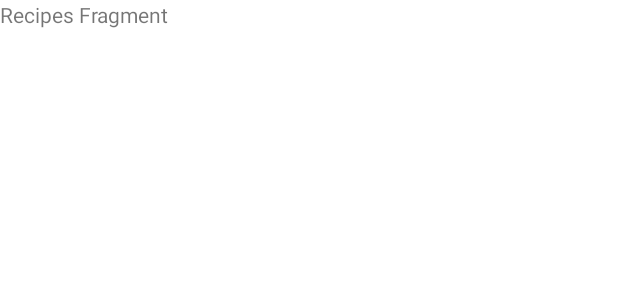
After one commit to CCalvin457/recipe-app, an Android app: the layout fragment_recipes.xml on its own in the app's theme, with its tools: preview values and no code run, on a phone screen of 412 x 824 dp. The commit adds this screen. Shown: the top 300 px of the screen. Run offline under Robolectric (Android 15) with nearby library versions, the phone set to English and light mode, and no system bars.

Commit message:
Adding navigation to another fragment for when the user selects a category.

```diff
--- a/app/src/main/res/layout/fragment_food_category.xml
+++ b/app/src/main/res/layout/fragment_food_category.xml
@@ -12,7 +12,7 @@
     <androidx.constraintlayout.widget.ConstraintLayout
         android:layout_width="match_parent"
         android:layout_height="match_parent"
-        tools:context=".categoryList.FoodCategoryFragment">
+        tools:context="com.example.recipeapp.categoryList.FoodCategoryFragment">
 
         <androidx.recyclerview.widget.RecyclerView
             android:id="@+id/category_grid"
--- /dev/null
+++ b/app/src/main/res/layout/fragment_recipes.xml
@@ -0,0 +1,20 @@
+<?xml version="1.0" encoding="utf-8"?>
+<layout
+    xmlns:android="http://schemas.android.com/apk/res/android"
+    xmlns:tools="http://schemas.android.com/tools">
+
+    <data></data>
+
+    <FrameLayout
+        android:layout_width="match_parent"
+        android:layout_height="match_parent"
+        tools:context=".recipes.RecipesFragment">
+
+        <!-- TODO: Update blank fragment layout -->
+        <TextView
+            android:layout_width="match_parent"
+            android:layout_height="match_parent"
+            android:text="Recipes Fragment" />
+
+    </FrameLayout>
+</layout>
```
Also changed, not shown: app/src/main/java/com/example/recipeapp/categoryList/FoodCategoryFragment.kt (+7 -0 lines), app/src/main/java/com/example/recipeapp/categoryList/FoodCategoryViewModel.kt (+12 -0 lines), app/src/main/java/com/example/recipeapp/recipes/RecipesFragment.kt (added, +25 -0 lines), app/src/main/res/navigation/nav_graph.xml (+16 -6 lines).
